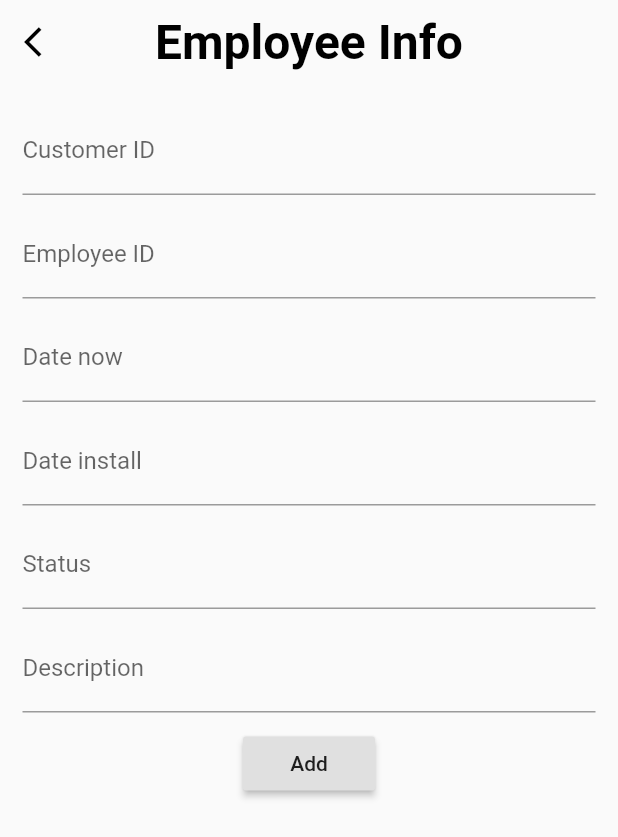
After one commit to sabsab-yeng/pis, a Flutter app: the JobInfoPage screen opened directly, on a phone screen of 412 x 824 dp. The commit adds this screen. Shown: the top 837 px of the screen. Run offline on Flutter 3.47's test engine with Material 2 defaults, Android fonts, the light colour scheme and no system bars; our stand-ins replace firebase_auth, firebase_database, firebase_messaging, flutter_calendar_carousel, flutter_local_notifications, font_awesome_flutter and 5 more; missing offline and left inert: firebase_core_web, flutter_email_sender, google_sign_in_web; accounts and stored records are empty.

Commit message:
Create joborder input, update page

```diff
--- /dev/null
+++ b/lib/ui/screens/drawer/joborder/job_input_page.dart
@@ -0,0 +1,133 @@
+import 'package:flutter/material.dart';
+import 'package:pis/ui/screens/drawer/joborder/job_data_helper.dart';
+import '../../../ui_constant.dart';
+import 'job_model.dart';
+
+class JobInfoPage extends StatefulWidget {
+  final Job job;
+  JobInfoPage(this.job);
+
+  @override
+  State<StatefulWidget> createState() => _JobInfoPageState();
+}
+
+class _JobInfoPageState extends State<JobInfoPage> {
+  JobDatabaseHelper db = JobDatabaseHelper();
+
+  TextEditingController _cController;
+  TextEditingController _eController;
+  TextEditingController _nController;
+  TextEditingController _iController;
+  TextEditingController _sController;
+  TextEditingController _dController;
+
+  @override
+  void initState() {
+    super.initState();
+    _cController = TextEditingController(text: widget.job.custid);
+    _eController = TextEditingController(text: widget.job.empid);
+    _nController = TextEditingController(text: widget.job.datenow);
+    _iController = TextEditingController(text: widget.job.dateinstall);
+    _sController = TextEditingController(text: widget.job.status);
+    _dController = TextEditingController(text: widget.job.description);
+  }
+
+  @override
+  Widget build(BuildContext context) {
+    return Scaffold(
+      appBar: AppBar(
+        title: Text(
+          'Employee Info',
+          style: appbarTextStyle,
+        ),
+        centerTitle: true,
+        backgroundColor: appBarColor,
+        iconTheme: IconThemeData(color: appbarIconColor),
+        leading: IconButton(
+          icon: Icon(
+            Icons.arrow_back_ios,
+          ),
+          onPressed: () {
+            Navigator.pop(context);
+          },
+        ),
+        elevation: 0,
+      ),
+      body: SingleChildScrollView(
+        child: Container(
+          margin: EdgeInsets.all(15.0),
+          alignment: Alignment.center,
+          child: Column(
+            children: <Widget>[
+              TextField(
+                controller: _cController,
+                decoration: InputDecoration(labelText: 'Customer ID'),
+              ),
+              Padding(padding: EdgeInsets.all(5.0)),
+              TextField(
+                controller: _eController,
+                decoration: InputDecoration(labelText: 'Employee ID'),
+              ),
+              Padding(padding: EdgeInsets.all(5.0)),
+              TextField(
+                controller: _nController,
+                decoration: InputDecoration(labelText: 'Date now'),
+              ),
+              Padding(padding: EdgeInsets.all(5.0)),
+              TextField(
+                controller: _iController,
+                decoration: InputDecoration(labelText: 'Date install'),
+              ),
+              Padding(padding: EdgeInsets.all(5.0)),
+              TextField(
+                controller: _sController,
+                decoration: InputDecoration(labelText: 'Status'),
+              ),
+              Padding(padding: EdgeInsets.all(5.0)),
+              TextField(
+                controller: _dController,
+                decoration: InputDecoration(labelText: 'Description'),
+              ),
+              Padding(padding: EdgeInsets.all(5.0)),
+              RaisedButton(
+                child: (widget.job.id != null) ? Text('Update') : Text('Add'),
+                onPressed: () {
+                  if (widget.job.id != null) {
+                    db
+                        .updateJob(Job.fromMap({
+                      'id': widget.job.id,
+                      'custid': _cController.text,
+                      'empid': _eController.text,
+                      'datanow': _nController.text,
+                      'dateinstall': _iController.text,
+                      'status': _sController.text,
+                      'description': _dController.text,
+                    }))
+                        .then((_) {
+                      Navigator.pop(context, 'update');
+                    });
+                  } else {
+                    db
+                        .saveJob(
+                      Job(
+                        _cController.text,
+                        _eController.text,
+                        _nController.text,
+                        _iController.text,
+                        _sController.text,
+                        _dController.text,
+                      ),
+                    )
+                        .then((_) {
+                      Navigator.pop(context, 'save');
+                    });
+                  }
+                },
+              ),
+            ],
+          ),
+        ),
+      ),
+    );
+  }
+}
```
Also changed, not shown: lib/ui/screens/customer/customer_page.dart (+14 -12 lines).
